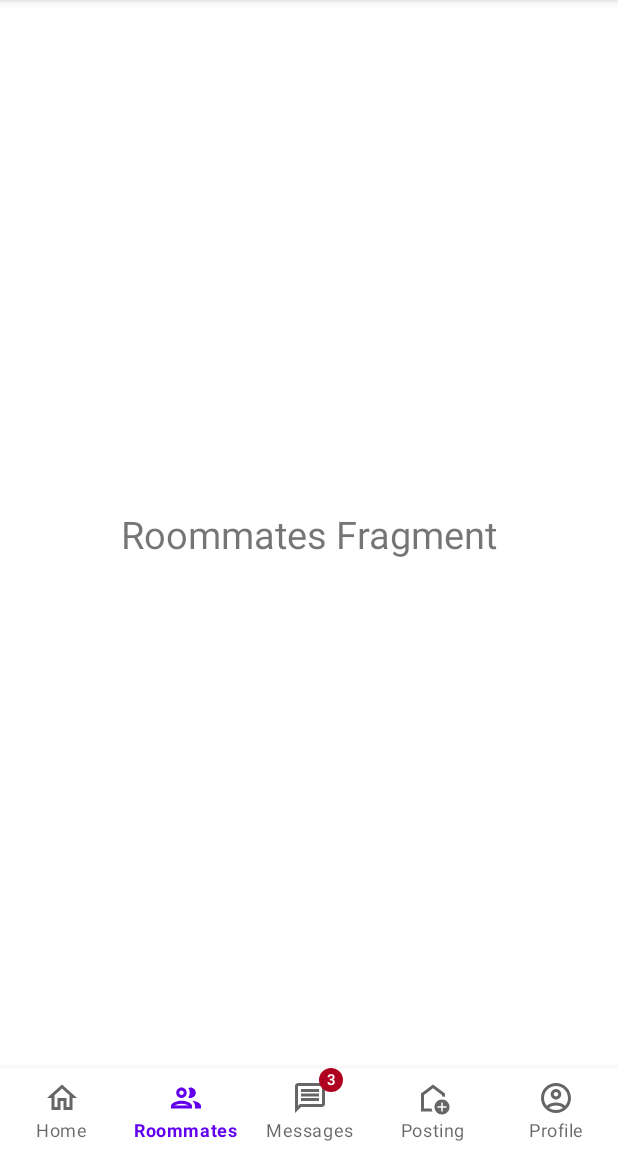
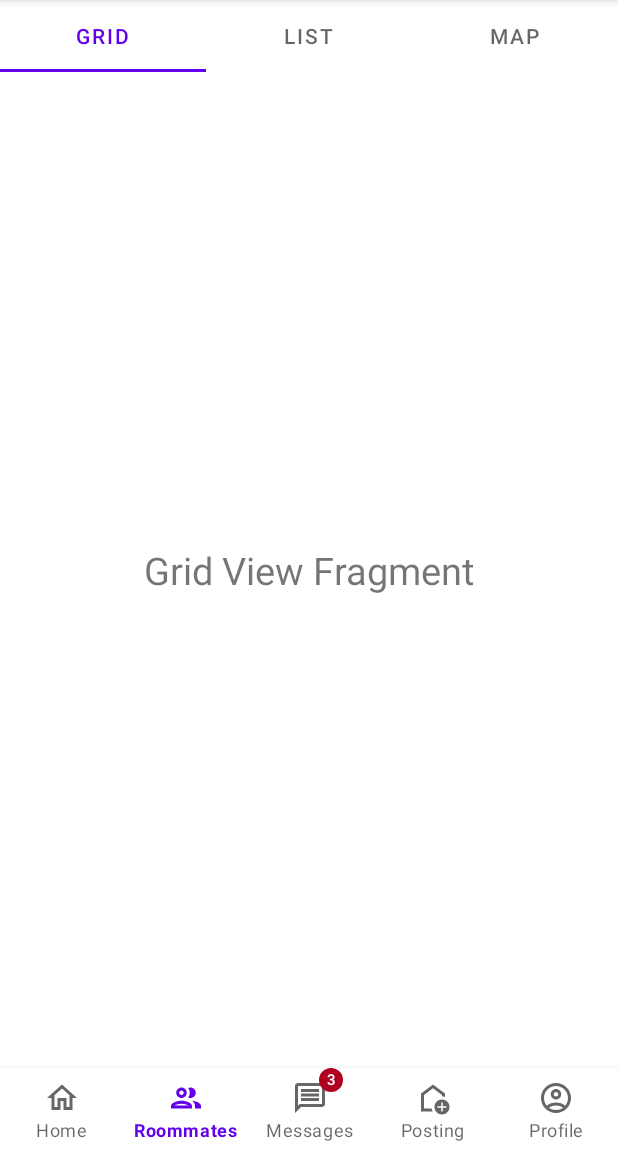
Before and after one commit to nels-dev/W23_G11_Rooftown, an Android app: the MainActivity screen opened directly, with no data from a screen before it, item 2 of the bottom bar chosen, on a phone screen of 412 x 824 dp, the part 84-1236 px from its top. Run offline under Robolectric (Android 15) with nearby library versions, the phone set to English and light mode, and no system bars.

Commit message:
Secondary tabs in RoommatesFragment

```diff
--- /dev/null
+++ b/app/src/main/java/csis3175/w23/g11/rooftown/GridViewFragment.java
@@ -0,0 +1,19 @@
+package csis3175.w23.g11.rooftown;
+
+import android.os.Bundle;
+
+import androidx.fragment.app.Fragment;
+
+import android.view.LayoutInflater;
+import android.view.View;
+import android.view.ViewGroup;
+
+public class GridViewFragment extends Fragment {
+
+    @Override
+    public View onCreateView(LayoutInflater inflater, ViewGroup container,
+                             Bundle savedInstanceState) {
+        // Inflate the layout for this fragment
+        return inflater.inflate(R.layout.fragment_grid_view, container, false);
+    }
+}
--- /dev/null
+++ b/app/src/main/java/csis3175/w23/g11/rooftown/ListViewFragment.java
@@ -0,0 +1,18 @@
+package csis3175.w23.g11.rooftown;
+
+import android.os.Bundle;
+import android.view.LayoutInflater;
+import android.view.View;
+import android.view.ViewGroup;
+
+import androidx.fragment.app.Fragment;
+
+public class ListViewFragment extends Fragment {
+
+    @Override
+    public View onCreateView(LayoutInflater inflater, ViewGroup container,
+                             Bundle savedInstanceState) {
+        // Inflate the layout for this fragment
+        return inflater.inflate(R.layout.fragment_list_view, container, false);
+    }
+}
--- a/app/src/main/java/csis3175/w23/g11/rooftown/MainActivity.java
+++ b/app/src/main/java/csis3175/w23/g11/rooftown/MainActivity.java
@@ -24,7 +24,7 @@ public class MainActivity extends AppCompatActivity {
         setContentView(R.layout.activity_main);
 
         bottomNav = findViewById(R.id.bottomNav);
-        getSupportFragmentManager().beginTransaction().replace(R.id.container, homeFragment).commit();
+        getSupportFragmentManager().beginTransaction().replace(R.id.mainContainer, homeFragment).commit();
 
         BadgeDrawable badgeDrawable = bottomNav.getOrCreateBadge(R.id.messages);
         badgeDrawable.setVisible(true);
@@ -32,19 +32,19 @@ public class MainActivity extends AppCompatActivity {
 
         bottomNav.setOnItemSelectedListener((@NonNull MenuItem item) -> {
             if (item.getItemId() == R.id.home) {
-                getSupportFragmentManager().beginTransaction().replace(R.id.container, homeFragment).commit();
+                getSupportFragmentManager().beginTransaction().replace(R.id.mainContainer, homeFragment).commit();
                 return true;
             } else if (item.getItemId() == R.id.roommates) {
-                getSupportFragmentManager().beginTransaction().replace(R.id.container, roommatesFragment).commit();
+                getSupportFragmentManager().beginTransaction().replace(R.id.mainContainer, roommatesFragment).commit();
                 return true;
             } else if (item.getItemId() == R.id.messages) {
-                getSupportFragmentManager().beginTransaction().replace(R.id.container, messagesFragment).commit();
+                getSupportFragmentManager().beginTransaction().replace(R.id.mainContainer, messagesFragment).commit();
                 return true;
             } else if (item.getItemId() == R.id.posting) {
-                getSupportFragmentManager().beginTransaction().replace(R.id.container, postingFragment).commit();
+                getSupportFragmentManager().beginTransaction().replace(R.id.mainContainer, postingFragment).commit();
                 return true;
             } else if (item.getItemId() == R.id.profile) {
-                getSupportFragmentManager().beginTransaction().replace(R.id.container, profileFragment).commit();
+                getSupportFragmentManager().beginTransaction().replace(R.id.mainContainer, profileFragment).commit();
                 return true;
             } else {
                 return false;
--- /dev/null
+++ b/app/src/main/java/csis3175/w23/g11/rooftown/MapViewFragment.java
@@ -0,0 +1,18 @@
+package csis3175.w23.g11.rooftown;
+
+import android.os.Bundle;
+import android.view.LayoutInflater;
+import android.view.View;
+import android.view.ViewGroup;
+
+import androidx.fragment.app.Fragment;
+
+public class MapViewFragment extends Fragment {
+
+    @Override
+    public View onCreateView(LayoutInflater inflater, ViewGroup container,
+                             Bundle savedInstanceState) {
+        // Inflate the layout for this fragment
+        return inflater.inflate(R.layout.fragment_map_view, container, false);
+    }
+}
--- a/app/src/main/java/csis3175/w23/g11/rooftown/RoommatesFragment.java
+++ b/app/src/main/java/csis3175/w23/g11/rooftown/RoommatesFragment.java
@@ -9,7 +9,16 @@ import androidx.annotation.NonNull;
 import androidx.annotation.Nullable;
 import androidx.fragment.app.Fragment;
 
+import com.google.android.material.tabs.TabLayout;
+
+import java.util.Objects;
+
 public class RoommatesFragment extends Fragment {
+    TabLayout roommatesTabs;
+    GridViewFragment gridViewFragment = new GridViewFragment();
+    ListViewFragment listViewFragment = new ListViewFragment();
+    MapViewFragment mapViewFragment = new MapViewFragment();
+    int currTabPos = 0;
 
     @Override
     public View onCreateView(@NonNull LayoutInflater inflater, @Nullable ViewGroup container,
@@ -17,4 +26,53 @@ public class RoommatesFragment extends Fragment {
         return inflater.inflate(R.layout.fragment_roommates, container, false);
     }
 
+    @Override
+    public void onViewCreated(View view, Bundle savedInstanceState) {
+        roommatesTabs = view.findViewById(R.id.roommatesTabs);
+        TabLayout.Tab currTab = roommatesTabs.getTabAt(currTabPos);
+        if (currTab != null) {
+            currTab.select();
+        }
+        switch (currTabPos) {
+            case 1:
+                getChildFragmentManager().beginTransaction().replace(R.id.roommatesContainer, listViewFragment).commit();
+                break;
+            case 2:
+                getChildFragmentManager().beginTransaction().replace(R.id.roommatesContainer, mapViewFragment).commit();
+                break;
+            default:
+                getChildFragmentManager().beginTransaction().replace(R.id.roommatesContainer, gridViewFragment).commit();
+                break;
+        }
+
+        roommatesTabs.addOnTabSelectedListener(new TabLayout.OnTabSelectedListener() {
+            @Override
+            public void onTabSelected(TabLayout.Tab tab) {
+                switch (tab.getPosition()) {
+                    case 1:
+                        currTabPos = 1;
+                        getChildFragmentManager().beginTransaction().replace(R.id.roommatesContainer, listViewFragment).commit();
+                        break;
+                    case 2:
+                        currTabPos = 2;
+                        getChildFragmentManager().beginTransaction().replace(R.id.roommatesContainer, mapViewFragment).commit();
+                        break;
+                    default:
+                        currTabPos = 0;
+                        getChildFragmentManager().beginTransaction().replace(R.id.roommatesContainer, gridViewFragment).commit();
+                        break;
+                }
+            }
+
+            @Override
+            public void onTabUnselected(TabLayout.Tab tab) {
+
+            }
+
+            @Override
+            public void onTabReselected(TabLayout.Tab tab) {
+
+            }
+        });
+    }
 }
--- a/app/src/main/res/layout/activity_main.xml
+++ b/app/src/main/res/layout/activity_main.xml
@@ -9,7 +9,7 @@
     <FrameLayout
         android:layout_width="match_parent"
         android:layout_height="match_parent"
-        android:id="@+id/container"
+        android:id="@+id/mainContainer"
         android:layout_above="@id/bottomNav"/>
 
     <com.google.android.material.bottomnavigation.BottomNavigationView
--- /dev/null
+++ b/app/src/main/res/layout/fragment_grid_view.xml
@@ -0,0 +1,15 @@
+<?xml version="1.0" encoding="utf-8"?>
+<RelativeLayout xmlns:android="http://schemas.android.com/apk/res/android"
+    xmlns:tools="http://schemas.android.com/tools"
+    android:layout_width="match_parent"
+    android:layout_height="match_parent"
+    tools:context=".GridViewFragment">
+
+    <TextView
+        android:layout_width="wrap_content"
+        android:layout_height="wrap_content"
+        android:text="@string/gridViewFragmentTitle"
+        android:textSize="25sp"
+        android:layout_centerInParent="true"/>
+
+</RelativeLayout>
--- a/app/src/main/res/layout/fragment_roommates.xml
+++ b/app/src/main/res/layout/fragment_roommates.xml
@@ -5,11 +5,34 @@
     android:layout_height="match_parent"
     tools:context=".RoommatesFragment">
 
-    <TextView
-        android:layout_width="wrap_content"
+    <com.google.android.material.tabs.TabLayout
+        android:layout_width="match_parent"
         android:layout_height="wrap_content"
-        android:text="@string/roommatesFragmentTitle"
-        android:textSize="25sp"
-        android:layout_centerInParent="true"/>
+        android:id="@+id/roommatesTabs">
+
+        <com.google.android.material.tabs.TabItem
+            android:layout_width="wrap_content"
+            android:layout_height="wrap_content"
+            android:id="@+id/roommatesTabGrid"
+            android:text="@string/roommatesTabGridTitle" />
+
+        <com.google.android.material.tabs.TabItem
+            android:layout_width="wrap_content"
+            android:layout_height="wrap_content"
+            android:id="@+id/roommatesTabList"
+            android:text="@string/roommatesTabListTitle" />
+
+        <com.google.android.material.tabs.TabItem
+            android:layout_width="wrap_content"
+            android:layout_height="wrap_content"
+            android:id="@+id/roommatesTabMap"
+            android:text="@string/roommatesTabMapTitle" />
+    </com.google.android.material.tabs.TabLayout>
+
+    <FrameLayout
+        android:layout_width="match_parent"
+        android:layout_height="match_parent"
+        android:id="@+id/roommatesContainer"
+        android:layout_below="@+id/roommatesTabs" />
 
 </RelativeLayout>
--- a/app/src/main/res/values/strings.xml
+++ b/app/src/main/res/values/strings.xml
@@ -10,4 +10,10 @@
     <string name="messagesFragmentTitle">Messages Fragment</string>
     <string name="postingFragmentTitle">Posting Fragment</string>
     <string name="profileFragmentTitle">Profile Fragment</string>
+    <string name="roommatesTabGridTitle">Grid</string>
+    <string name="roommatesTabListTitle">List</string>
+    <string name="roommatesTabMapTitle">Map</string>
+    <string name="gridViewFragmentTitle">Grid View Fragment</string>
+    <string name="listViewFragmentTitle">List View Fragment</string>
+    <string name="mapViewFragmentTitle">Map View Fragment</string>
 </resources>
```
Also changed, not shown: app/src/main/res/layout/fragment_list_view.xml (added, +15 -0 lines), app/src/main/res/layout/fragment_map_view.xml (added, +15 -0 lines).
